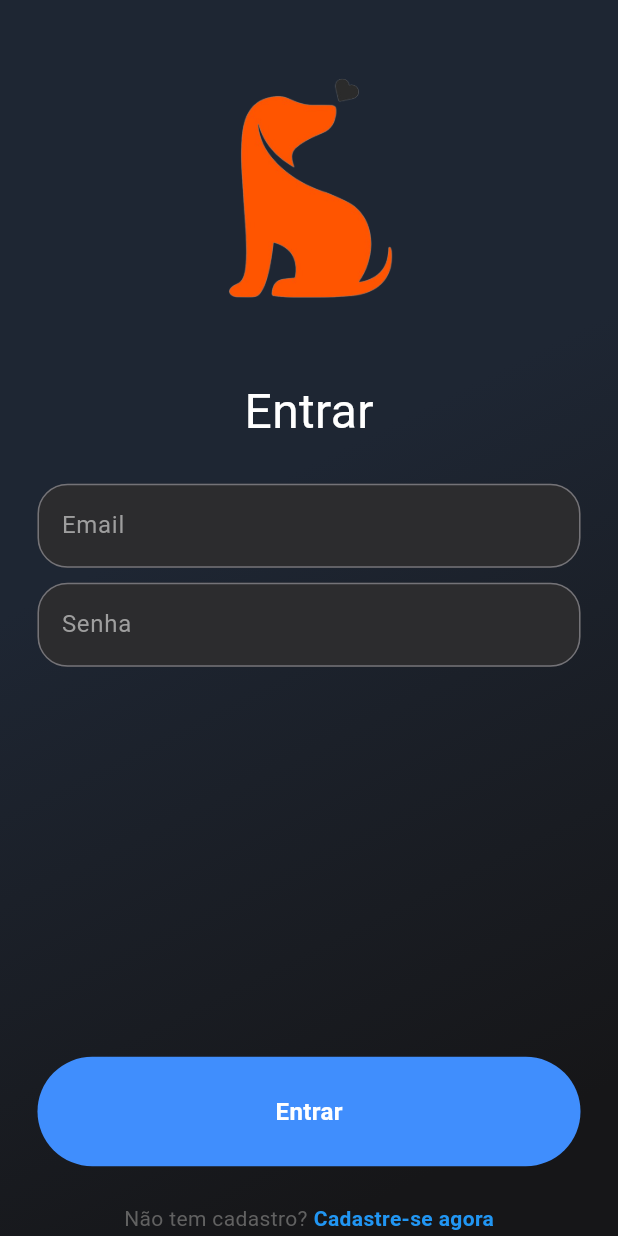
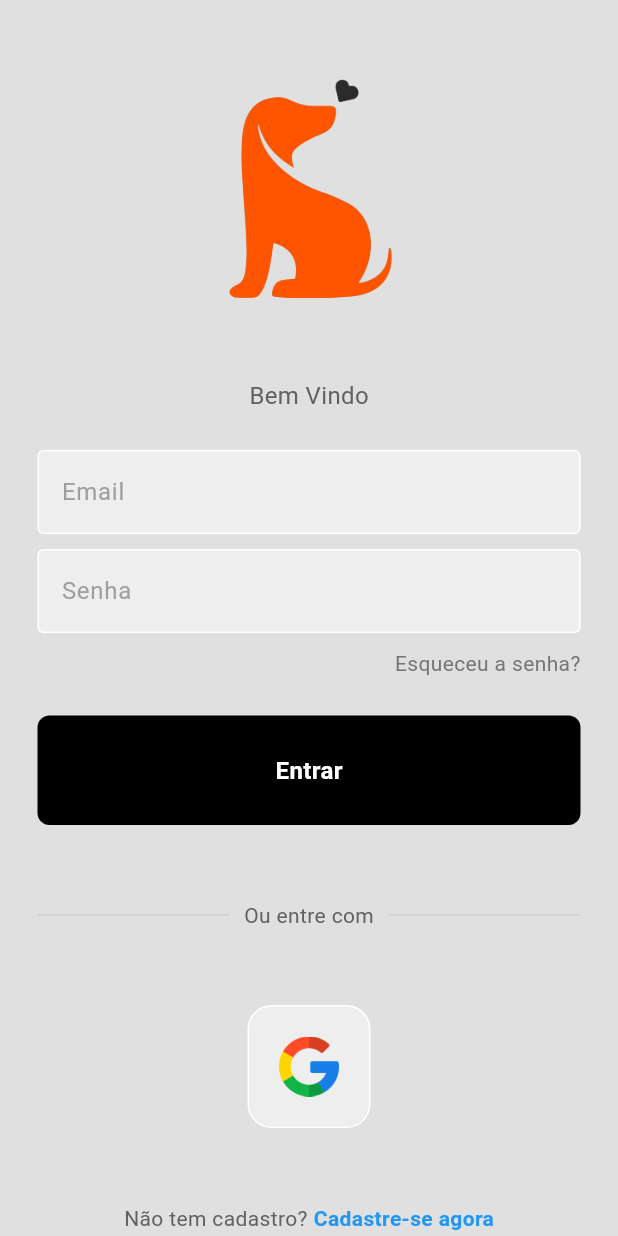
Before and after one commit to Matheussilvasantiagou/UFRPE-DSI-ADOGCAO, a Flutter app: the screen it shows after launch, on a phone screen of 412 x 824 dp. Run offline on Flutter 3.47's test engine with Material 3 defaults, Android fonts, the light colour scheme and no system bars.

Commit message:
Revert "Refactor Login page"
This reverts commit a40b304529e4c3a687ebb100844e806c6fbb7434.

```diff
--- a/adogcao/lib/components/my_button.dart
+++ b/adogcao/lib/components/my_button.dart
@@ -13,8 +13,8 @@ class MyButton extends StatelessWidget {
         padding: const EdgeInsets.all(25),
         margin: const EdgeInsets.symmetric(horizontal: 25),
         decoration: BoxDecoration(
-          color: const Color.fromRGBO(64, 142, 253, 1),
-          borderRadius: BorderRadius.circular(40),
+          color: Colors.black,
+          borderRadius: BorderRadius.circular(8),
         ),
         child: const Center(
           child: Text(
--- a/adogcao/lib/components/my_textfield.dart
+++ b/adogcao/lib/components/my_textfield.dart
@@ -20,19 +20,16 @@ class MyTextField extends StatelessWidget {
         controller: controller,
         obscureText: obscureText,
         decoration: InputDecoration(
-            enabledBorder: OutlineInputBorder(
-              borderSide: const BorderSide(color: Color.fromRGBO(116, 115, 120, 1)),
-              borderRadius: BorderRadius.circular(20.0),
+            enabledBorder: const OutlineInputBorder(
+              borderSide: BorderSide(color: Colors.white),
             ),
             focusedBorder: OutlineInputBorder(
               borderSide: BorderSide(color: Colors.grey.shade400),
-              borderRadius: BorderRadius.circular(20.0),
             ),
-            fillColor: const Color.fromRGBO(44, 44, 46, 1),
+            fillColor: Colors.grey.shade200,
             filled: true,
             hintText: hintText,
             hintStyle: TextStyle(color: Colors.grey[500])),
-            style: const TextStyle(color: Colors.white),
       ),
     );
   }
--- a/adogcao/lib/pages/login_page.dart
+++ b/adogcao/lib/pages/login_page.dart
@@ -1,7 +1,7 @@
 import 'package:flutter/material.dart';
 import 'package:adogcao/components/my_textfield.dart';
 import 'package:adogcao/components/my_button.dart';
-
+import 'package:adogcao/components/square_title.dart';
 
 class LoginPage extends StatelessWidget {
   LoginPage({super.key});
@@ -15,18 +15,8 @@ class LoginPage extends StatelessWidget {
 
   @override
   Widget build(BuildContext context) {
-    return Container(
-      decoration: const BoxDecoration(
-          gradient: LinearGradient(
-              begin: Alignment(6.123234262925839e-17, 1),
-              end: Alignment(-1, 6.123234262925839e-17),
-              colors: [
-                Color.fromRGBO(22, 22, 24, 1),
-                Color.fromRGBO(30, 38, 51, 1)
-              ]),
-        ),
-      child: Scaffold(
-        backgroundColor: Colors.transparent,
+    return Scaffold(
+      backgroundColor: Colors.grey[300],
       body: SafeArea(
         child: Center(
           child: Column(
@@ -43,11 +33,11 @@ class LoginPage extends StatelessWidget {
 
               const SizedBox(height: 50),
 
-                const Text(
-                  'Entrar',
+              Text(
+                'Bem Vindo',
                 style: TextStyle(
-                    color: Colors.white,
-                    fontSize: 32,
+                  color: Colors.grey[700],
+                  fontSize: 16,
                 ),
               ),
 
@@ -67,29 +57,69 @@ class LoginPage extends StatelessWidget {
                 obscureText: true,
               ),
 
-                // const SizedBox(height: 10),
+              const SizedBox(height: 10),
 
-                // Padding(
-                //   padding: const EdgeInsets.symmetric(horizontal: 25.0),
-                //   child: Row(
-                //     mainAxisAlignment: MainAxisAlignment.end,
-                //     children: [
-                //       Text(
-                //         'Esqueceu a senha?',
-                //         style: TextStyle(color: Colors.grey[600]),
-                //       ),
-                //     ],
-                //   ),
-                // ),
+              Padding(
+                padding: const EdgeInsets.symmetric(horizontal: 25.0),
+                child: Row(
+                  mainAxisAlignment: MainAxisAlignment.end,
+                  children: [
+                    Text(
+                      'Esqueceu a senha?',
+                      style: TextStyle(color: Colors.grey[600]),
+                    ),
+                  ],
+                ),
+              ),
 
-                const SizedBox(height: 260),
+              const SizedBox(height: 25),
 
               // sign in button
               MyButton(
                 onTap: signUserIn,
               ),
 
-                const SizedBox(height: 25),
+              const SizedBox(height: 50),
+
+              // or continue with
+              Padding(
+                padding: const EdgeInsets.symmetric(horizontal: 25.0),
+                child: Row(
+                  children: [
+                    Expanded(
+                      child: Divider(
+                        thickness: 0.5,
+                        color: Colors.grey[400],
+                      ),
+                    ),
+                    Padding(
+                      padding: const EdgeInsets.symmetric(horizontal: 10.0),
+                      child: Text(
+                        'Ou entre com',
+                        style: TextStyle(color: Colors.grey[700]),
+                      ),
+                    ),
+                    Expanded(
+                      child: Divider(
+                        thickness: 0.5,
+                        color: Colors.grey[400],
+                      ),
+                    ),
+                  ],
+                ),
+              ),
+
+              const SizedBox(height: 50),
+
+              Row(
+                mainAxisAlignment: MainAxisAlignment.center,
+                children: const [
+                  // google button
+                  SquareTile(imagePath: 'lib/images/google.png'),
+                ],
+              ),
+
+              const SizedBox(height: 50),
 
               Row(
                 mainAxisAlignment: MainAxisAlignment.center,
@@ -112,7 +142,6 @@ class LoginPage extends StatelessWidget {
           ),
         ),
       ),
-      ),
     );
   }
 }
```
Lines whose indentation alone changed are shown as unchanged.
